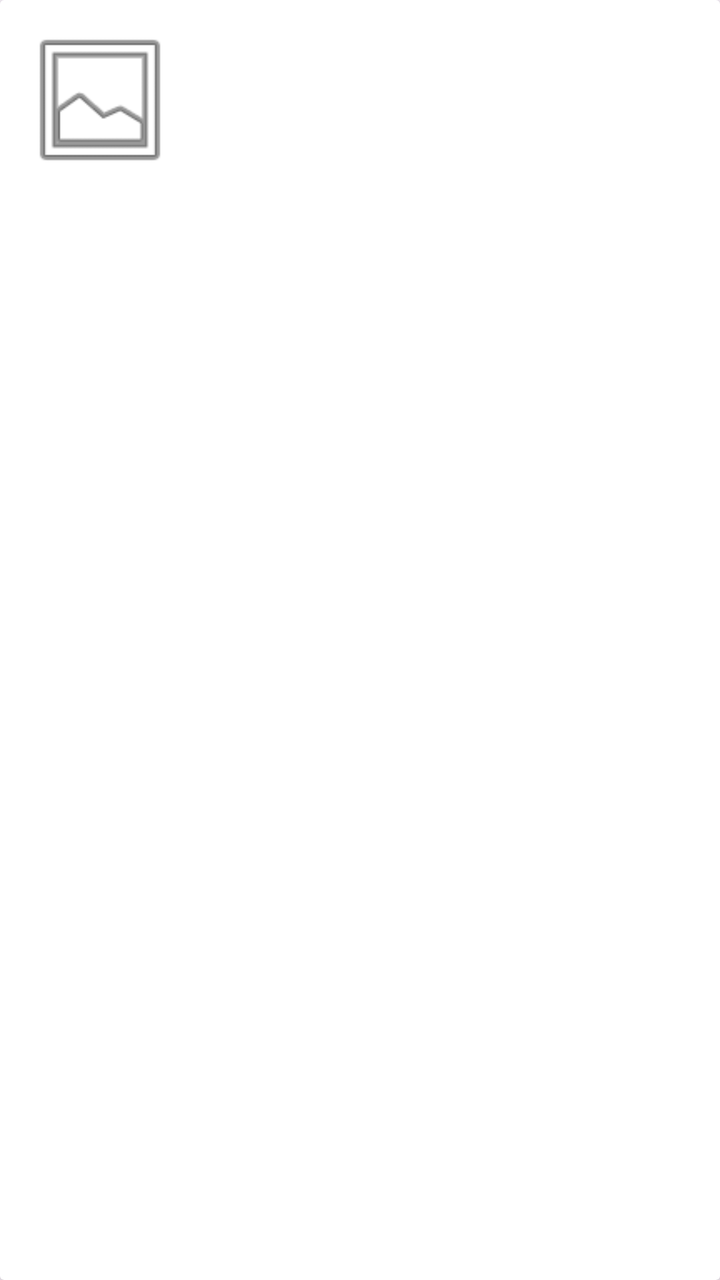
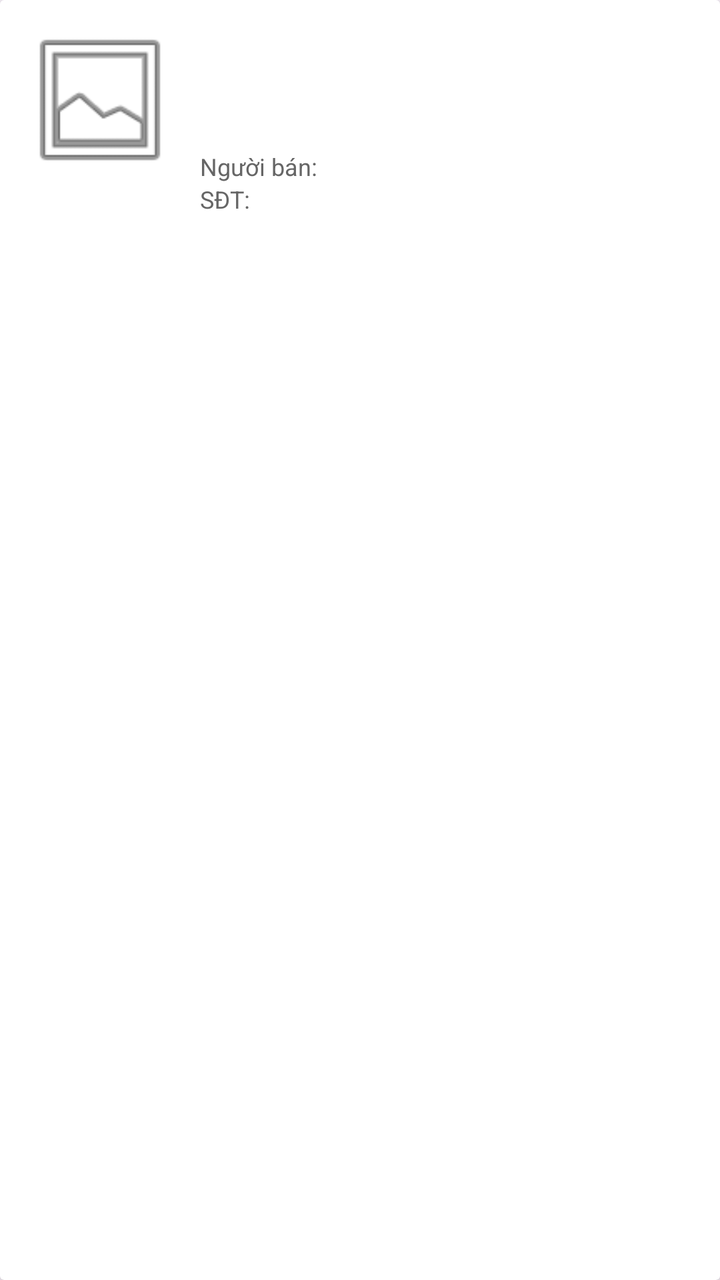

The first picture is an Android layout as it rendered before a commit; the second is the same layout after the commit. The layout source and the unified diff follow.
<!-- AndroidManifest.xml: application theme Theme.Qlybandocu -->
<!-- res/layout/item_order_detail.xml -->
<?xml version="1.0" encoding="utf-8"?>
<androidx.cardview.widget.CardView xmlns:android="http://schemas.android.com/apk/res/android"
    android:layout_width="match_parent"
    android:layout_height="wrap_content"
    android:layout_margin="6dp"
    android:elevation="4dp">

    <LinearLayout
        android:layout_width="match_parent"
        android:layout_height="wrap_content"
        android:orientation="horizontal"
        android:padding="10dp">

        <ImageView
            android:id="@+id/imgProduct"
            android:layout_width="80dp"
            android:layout_height="80dp"
            android:scaleType="centerCrop"
            android:src="@android:drawable/ic_menu_gallery"/>

        <LinearLayout
            android:layout_width="0dp"
            android:layout_height="wrap_content"
            android:layout_weight="1"
            android:orientation="vertical"
            android:layout_marginStart="10dp">

            <TextView
                android:id="@+id/tvName"
                android:textStyle="bold"
                android:textSize="15sp"
                android:textColor="#000000"
                android:layout_width="wrap_content"
                android:layout_height="wrap_content"/>

            <TextView
                android:id="@+id/tvQuantity"
                android:layout_marginTop="4dp"
                android:textSize="13sp"
                android:layout_width="wrap_content"
                android:layout_height="wrap_content"/>

            <TextView
                android:id="@+id/tvPrice"
                android:textColor="@android:color/holo_red_dark"
                android:textStyle="bold"
                android:layout_marginTop="4dp"
                android:layout_width="wrap_content"
                android:layout_height="wrap_content"/>
        </LinearLayout>

    </LinearLayout>
</androidx.cardview.widget.CardView>
<!-- resources referenced by this layout -->
<resources>
  <style name="Theme.Qlybandocu" parent="Base.Theme.Qlybandocu" />
  <style name="Base.Theme.Qlybandocu" parent="Theme.Material3.DayNight.NoActionBar">
          
          
      </style>
</resources>

<!-- the commit's change to res/layout/item_order_detail.xml (unified diff, before → after) -->
@@ -47,6 +47,24 @@
                 android:layout_marginTop="4dp"
                 android:layout_width="wrap_content"
                 android:layout_height="wrap_content"/>
+            <TextView
+                android:id="@+id/tvSellerName"
+                android:text="Người bán:"
+                android:textSize="12sp"
+                android:textColor="#666"
+                android:layout_width="wrap_content"
+                android:layout_height="wrap_content"/>
+
+
+            <TextView
+                android:id="@+id/tvSellerPhone"
+                android:text="SĐT:"
+                android:textSize="12sp"
+                android:textColor="#666"
+                android:layout_width="wrap_content"
+                android:layout_height="wrap_content"/>
+
+
         </LinearLayout>
 
     </LinearLayout>
